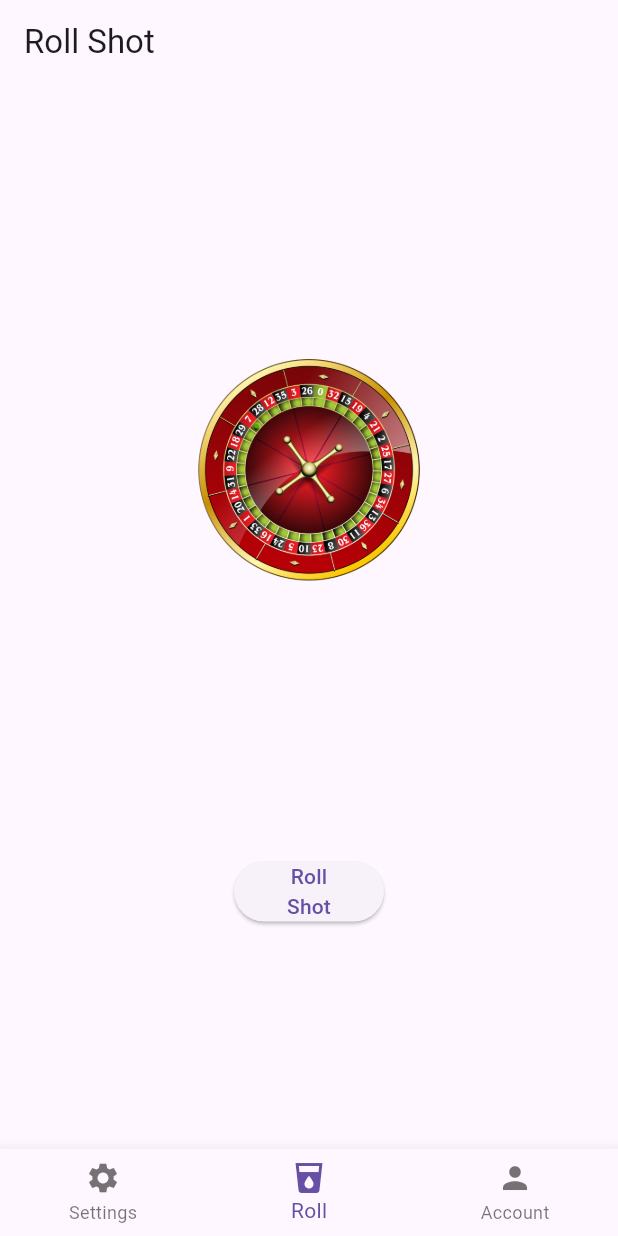
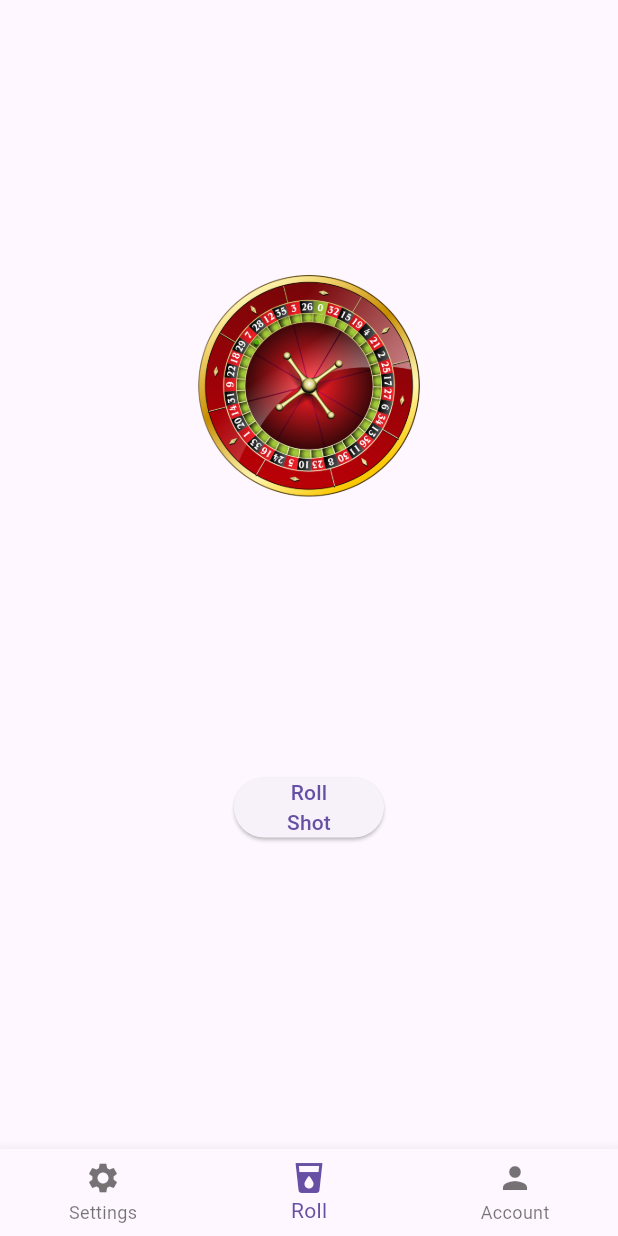
Before and after one commit to fildogan/shot_roulette, a Flutter app: the screen it shows after launch, on a phone screen of 412 x 824 dp. Run offline on Flutter 3.47's test engine with Material 3 defaults, Android fonts, the light colour scheme and no system bars; our stand-ins replace bloc, flutter_bloc, flutter_rating_bar, freezed_annotation, injectable, shared_preferences; missing offline and left inert: devicelocale; generated files the repository leaves out were written again.

Commit message:
minor refactor

```diff
--- a/lib/app/app.dart
+++ b/lib/app/app.dart
@@ -1,6 +1,7 @@
 // This widget is the root of your application.
 import 'package:flutter/material.dart';
 import 'package:flutter_bloc/flutter_bloc.dart';
+import 'package:flutter_localizations/flutter_localizations.dart';
 import 'package:shot_roulette/app/core/config.dart';
 import 'package:shot_roulette/features/roll_shot/cubit/roll_shot_cubit.dart';
 import 'package:shot_roulette/features/roll_shot/main_menu_page.dart';
@@ -18,8 +19,16 @@ class MyApp extends StatelessWidget {
           return MaterialApp(
             debugShowCheckedModeBanner: Config.debugShowCheckedModeBanner,
             title: 'Shot Roulette',
-            localizationsDelegates: AppLocalizations.localizationsDelegates,
-            supportedLocales: AppLocalizations.supportedLocales,
+            localizationsDelegates: const [
+              AppLocalizations.delegate,
+              GlobalMaterialLocalizations.delegate,
+              GlobalWidgetsLocalizations.delegate,
+              GlobalCupertinoLocalizations.delegate,
+            ],
+            supportedLocales: const [
+              Locale('en'), // English
+              Locale('pl'), // Polish
+            ],
             locale: state.locale,
             theme: ThemeData.light(useMaterial3: true),
             darkTheme: ThemeData.dark(useMaterial3: true),
--- a/lib/features/roll_shot/main_menu_page.dart
+++ b/lib/features/roll_shot/main_menu_page.dart
@@ -18,8 +18,12 @@ class MainMenuPage extends StatelessWidget {
     final localizations = AppLocalizations.of(context)!;
 
     return Scaffold(
-      appBar: AppBar(
-        title: Text(state.chosenRecipe?.titleEN ?? 'Roll Shot'),
+      appBar: state.pageIndex == 1
+          ? null
+          : AppBar(
+              title: Text(state.pageIndex == 0
+                  ? localizations.settings
+                  : state.chosenRecipe?.titleEN ?? 'Roll Shot'),
             ),
       bottomNavigationBar: BottomNavigationBar(
         currentIndex: state.pageIndex,
@@ -41,7 +45,8 @@ class MainMenuPage extends StatelessWidget {
           ),
         ],
       ),
-      body: Builder(builder: (context) {
+      body: SafeArea(
+        child: Builder(builder: (context) {
           if (state.pageIndex == 0) {
             return SettingsPage(state: state);
           } else if (state.pageIndex == 1) {
@@ -53,6 +58,7 @@ class MainMenuPage extends StatelessWidget {
             return const Text('2');
           }
         }),
+      ),
     );
   }
 }
--- a/lib/features/settings_page/pages/theme_selection.dart
+++ b/lib/features/settings_page/pages/theme_selection.dart
@@ -10,7 +10,10 @@ import 'package:shot_roulette/features/settings_page/widgets/settings_item.dart'
 
 @immutable
 class ThemeSelectionPage extends StatelessWidget {
-  const ThemeSelectionPage({super.key, required this.state});
+  const ThemeSelectionPage({
+    super.key,
+    required this.state,
+  });
 
   final RollShotState state;
 
```
Lines whose indentation alone changed are shown as unchanged.
